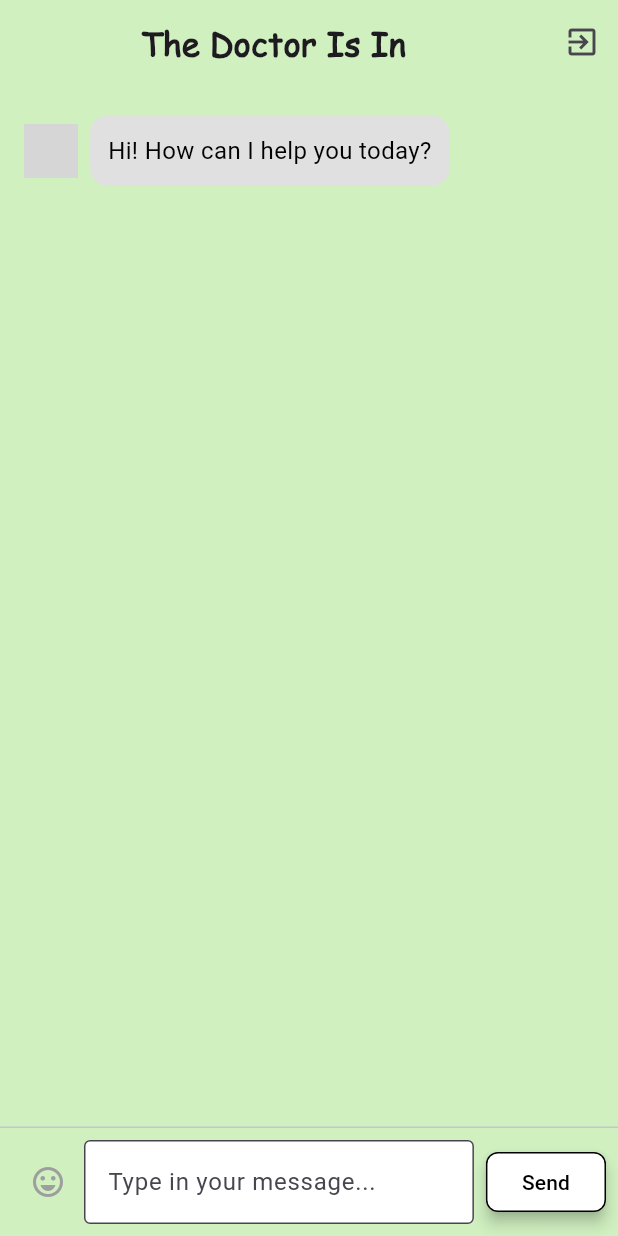
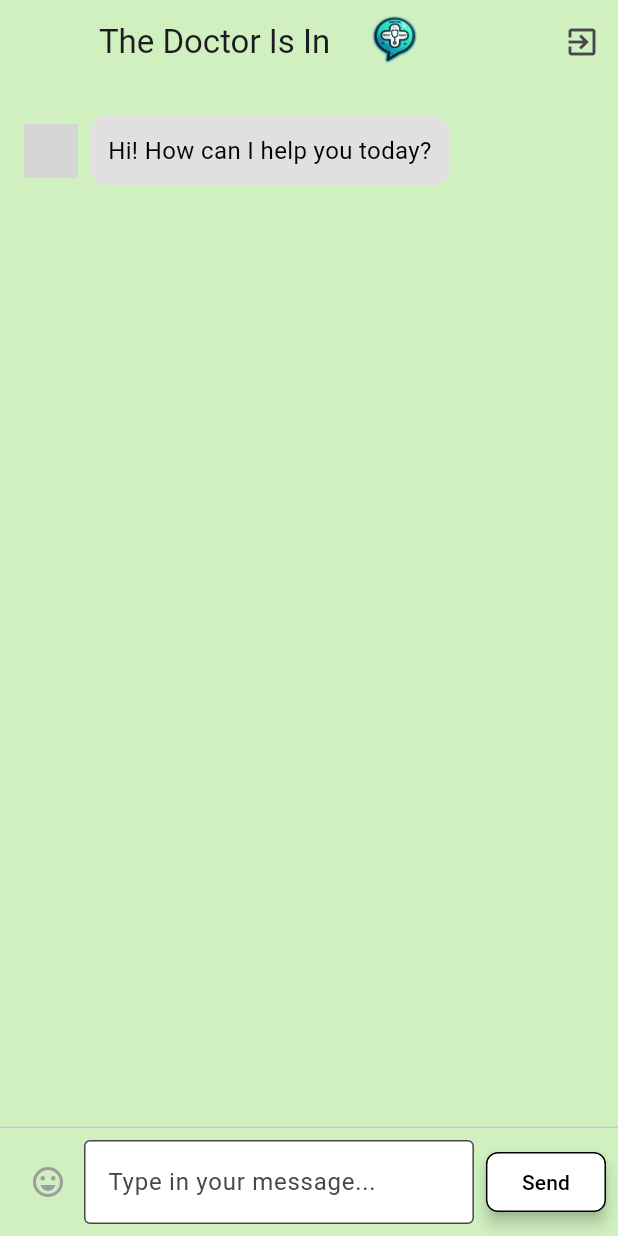
Before and after one commit to ne5roo/capstone_doctorisinapp, a Flutter app: the ChatInterfacePage screen opened by its route, on a phone screen of 412 x 824 dp. Run offline on Flutter 3.47's test engine with Material 3 defaults, Android fonts, the light colour scheme and no system bars; our stand-ins replace loading_animation_widget; grey boxes are pictures that could not be loaded.

Commit message:
updated chatroom

```diff
--- a/lib/chatroom.dart
+++ b/lib/chatroom.dart
@@ -24,7 +24,7 @@
     '😀', '😁', '😂', '🤣', '😃', '😄', '😅', '😆', '😉', '😊', '😋', '😎', '😍', '😘', '🥰', '😗', '😙', '😚', '🙂', '🤗', '🤩', '🤔', '🤨', '😐', '😑', '😶', '🙄', '😏', '😣', '😥', '😮', '🤐', '😯', '😪', '😫', '🥱', '😴', '😌', '😛', '😜', '😝', '🤤', '😒', '😓', '😔', '😕', '🙃', '🤑', '😲', '☹️', '🙁', '😖', '😞', '😟', '😤', '😢', '😭', '😦', '😧', '😨', '😩', '🤯', '😬', '😰', '😱', '🥵', '🥶', '😳', '🤪', '😵', '😡', '😠', '🤬', '😷', '🤒', '🤕', '🤢', '🤮', '🤧', '😇', '🥳', '🥺', '🤠', '🤡', '🤥', '🤫', '🤭', '🧐', '🤓', '😈', '👿', '👹', '👺', '💀', '👻', '👽', '👾', '🤖', '🎃', '😺', '😸', '😹', '😻', '😼', '😽', '🙀', '😿', '😾'
   ];
 
-  final GeminiApiService geminiApiService = GeminiApiService(apiKey: 'AIzaSyDbBMmeZxEf_ZSij6ZZfmoE8Z-CJh3PwDY');
+  final GeminiApiService geminiApiService = GeminiApiService(apiKey: 'AIzaSyAUKaPSnbTLdcXcvegsD-nwACL9rtqAXWs');
 
   Future<void> _sendMessage() async {
     if (_controller.text.trim().isEmpty) return;
@@ -35,6 +35,7 @@
         'text': _controller.text.trim(),
       });
       _isTyping = true;
+      _showEmojis = false; // Close the emoji list
     });
 
     String botResponse = await geminiApiService.getResponse(_controller.text.trim());
@@ -66,14 +67,19 @@
 
     return Scaffold(
       appBar: AppBar(
-        title: Center(
-          child: const Text(
-            'The Doctor Is In',
-            style: TextStyle(
-              fontFamily: 'ComicSansMS',
-              fontWeight: FontWeight.bold, // Make the font bold
+        title: Row(
+          mainAxisAlignment: MainAxisAlignment.center,
+          children: [
+            const Text(
+              'The Doctor Is In',
             ),
-          ),
+            const SizedBox(width: 8),
+            Image.asset(
+              'assets/ekids1.png', // Move the ekids1.png asset here
+              height: 70,
+              width: 70,
+            ),
+          ],
         ),
         backgroundColor: const Color(0xFFD0F0C0),
         automaticallyImplyLeading: false, // Remove the back button
@@ -209,9 +215,3 @@
     );
   }
 }
-
-void main() {
-  runApp(const MaterialApp(
-    home: ChatInterfacePage(),
-  ));
-}
--- a/lib/feedback.dart
+++ b/lib/feedback.dart
@@ -11,7 +11,7 @@
 class _FeedbackPageState extends State<FeedbackPage> {
   final _formKey = GlobalKey<FormState>();
   final _feedbackController = TextEditingController();
-  double _rating = 3.0;
+  double _rating = 0.0; // Changed default rating to 0.0
 
   // Function to handle feedback submission
   void _submitFeedback() {
@@ -24,7 +24,7 @@
       // Optionally, you can clear the fields after submission
       _feedbackController.clear();
       setState(() {
-        _rating = 3.0; // Reset the rating
+        _rating = 0.0; // Reset the rating
       });
 
       // Navigate back to MainPage
@@ -72,6 +72,7 @@
                   controller: _feedbackController,
                   maxLines: 5,
                   decoration: InputDecoration(
+                    alignLabelWithHint: true, // Align the label text to the upper left
                     labelText: 'Put your Feedback Here....',
                     border: OutlineInputBorder(),
                   ),
```
Also changed, not shown: 8 other files.
